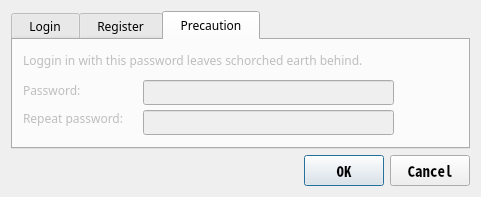
Before: the Qt Designer form pwdialog.ui in egge313/eggemesg, drawn with Qt 5.
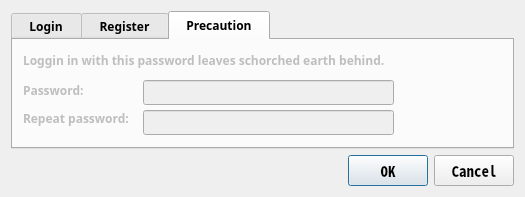
After: the same form once the commit is applied. Icons and pictures are not drawn.

What changed in the file:
```diff
--- a/pwdialog.ui
+++ b/pwdialog.ui
@@ -6,15 +6,14 @@
    <rect>
     <x>0</x>
     <y>0</y>
-    <width>481</width>
-    <height>187</height>
+    <width>525</width>
+    <height>192</height>
    </rect>
   </property>
   <property name="font">
    <font>
     <family>Noto Sans Mono CJK TC</family>
     <pointsize>11</pointsize>
-    <weight>75</weight>
     <bold>true</bold>
    </font>
   </property>
@@ -35,9 +34,8 @@
       <font>
        <family>Noto Sans</family>
        <pointsize>9</pointsize>
-       <weight>9</weight>
        <italic>false</italic>
-       <bold>false</bold>
+       <fontweight></fontweight>
       </font>
      </property>
      <property name="cursor">
@@ -182,9 +180,8 @@
        <font>
         <family>Noto Sans</family>
         <pointsize>9</pointsize>
-        <weight>9</weight>
         <italic>false</italic>
-        <bold>false</bold>
+        <fontweight></fontweight>
        </font>
       </property>
       <property name="toolTip">
```
Left out of the diff: 27 changed lines with no effect on the pictures.
